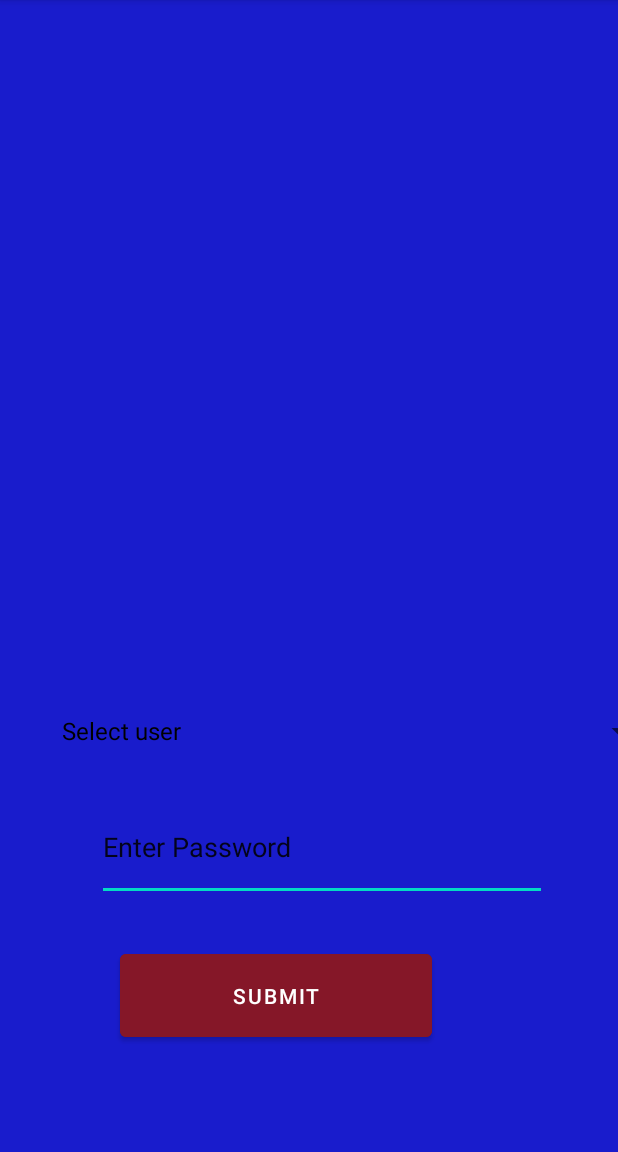
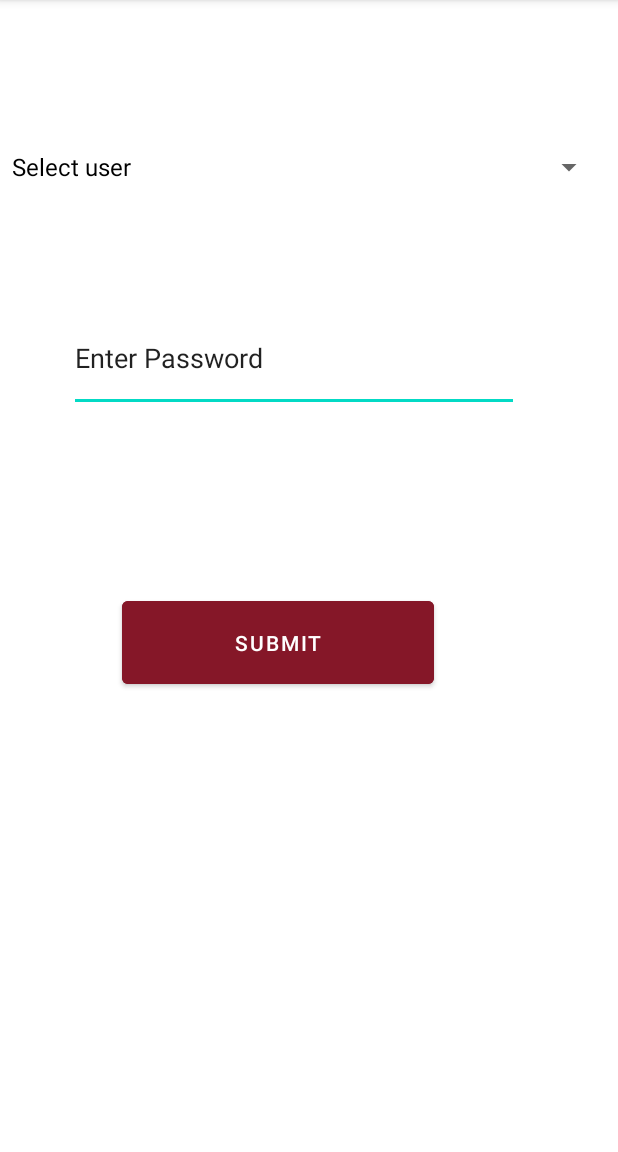
Before and after one commit to PhoenixForceRobotics/PreSeasonScoutingProject, an Android app: the screen it shows after launch (Login), on a phone screen of 412 x 824 dp, the part 84-1236 px from its top. Run offline under Robolectric (Android 15) with nearby library versions, the phone set to English and light mode, and no system bars.

Commit message:
"Redesigned login page"

```diff
--- a/app/src/main/res/layout/login.xml
+++ b/app/src/main/res/layout/login.xml
@@ -4,7 +4,7 @@
     xmlns:tools="http://schemas.android.com/tools"
     android:layout_width="match_parent"
     android:layout_height="match_parent"
-    android:background="@color/Blue">
+    android:background="@color/white">
 
     <Button
         android:id="@+id/submit"
@@ -15,48 +15,50 @@
         android:textColor="@android:color/white"
         app:layout_constraintBottom_toTopOf="@+id/guideline18"
         app:layout_constraintEnd_toStartOf="@+id/guideline20"
-        app:layout_constraintHorizontal_bias="0.202"
+        app:layout_constraintHorizontal_bias="0.462"
         app:layout_constraintStart_toStartOf="@+id/guideline19"
-        app:layout_constraintTop_toTopOf="@+id/guideline17"
-        app:layout_constraintVertical_bias="0.959" />
+        app:layout_constraintTop_toTopOf="@+id/guideline3"
+        app:layout_constraintVertical_bias="0.373" />
 
     <EditText
         android:id="@+id/editText"
         android:layout_width="300dp"
         android:layout_height="71dp"
         android:text="Enter Password"
+        android:textColorHighlight="#A62525"
+        android:textColorHint="#A63030"
         app:layout_constraintBottom_toTopOf="@+id/guideline17"
         app:layout_constraintEnd_toStartOf="@+id/guideline13"
-        app:layout_constraintHorizontal_bias="1.0"
+        app:layout_constraintHorizontal_bias="0.419"
         app:layout_constraintStart_toStartOf="@+id/guideline19"
         app:layout_constraintTop_toTopOf="@+id/guideline11"
-        app:layout_constraintVertical_bias="0.444" />
+        app:layout_constraintVertical_bias="0.875" />
 
     <Spinner
         android:id="@+id/usernamesSpinner"
         android:layout_width="403dp"
-        android:layout_height="21dp"
+        android:layout_height="0dp"
         android:textAlignment="center"
-        app:layout_constraintBottom_toTopOf="@+id/guideline11"
+        app:layout_constraintBottom_toTopOf="@+id/guideline9"
         app:layout_constraintEnd_toStartOf="@+id/guideline15"
-        app:layout_constraintHorizontal_bias="0.438"
-        app:layout_constraintStart_toStartOf="@+id/guideline19"
-        app:layout_constraintTop_toTopOf="@+id/guideline9"
-        app:layout_constraintVertical_bias="0.589" />
+        app:layout_constraintHorizontal_bias="0.0"
+        app:layout_constraintStart_toStartOf="parent"
+        app:layout_constraintTop_toTopOf="@+id/guideline2"
+        app:layout_constraintVertical_bias="0.454" />
 
     <androidx.constraintlayout.widget.Guideline
         android:id="@+id/guideline9"
         android:layout_width="wrap_content"
         android:layout_height="wrap_content"
         android:orientation="horizontal"
-        app:layout_constraintGuide_percent="0.56" />
+        app:layout_constraintGuide_percent="0.19" />
 
     <androidx.constraintlayout.widget.Guideline
         android:id="@+id/guideline11"
         android:layout_width="wrap_content"
         android:layout_height="wrap_content"
         android:orientation="horizontal"
-        app:layout_constraintGuide_percent="0.69" />
+        app:layout_constraintGuide_percent="0.04" />
 
     <androidx.constraintlayout.widget.Guideline
         android:id="@+id/guideline13"
@@ -88,21 +90,21 @@
         android:layout_width="wrap_content"
         android:layout_height="wrap_content"
         android:orientation="horizontal"
-        app:layout_constraintGuide_percent="0.78" />
+        app:layout_constraintGuide_percent="0.39" />
 
     <androidx.constraintlayout.widget.Guideline
         android:id="@+id/guideline18"
         android:layout_width="wrap_content"
         android:layout_height="wrap_content"
         android:orientation="horizontal"
-        app:layout_constraintGuide_percent="0.91" />
+        app:layout_constraintGuide_percent="0.71" />
 
     <androidx.constraintlayout.widget.Guideline
         android:id="@+id/guideline19"
         android:layout_width="wrap_content"
         android:layout_height="wrap_content"
         android:orientation="vertical"
-        app:layout_constraintGuide_percent="0.15815085" />
+        app:layout_constraintGuide_percent="0.08" />
 
     <androidx.constraintlayout.widget.Guideline
         android:id="@+id/guideline20"
@@ -112,10 +114,17 @@
         app:layout_constraintGuide_begin="347dp" />
 
     <androidx.constraintlayout.widget.Guideline
-        android:id="@+id/guideline21"
+        android:id="@+id/guideline2"
         android:layout_width="wrap_content"
         android:layout_height="wrap_content"
         android:orientation="horizontal"
-        app:layout_constraintGuide_percent="0.08" />
+        app:layout_constraintGuide_percent="0.1" />
+
+    <androidx.constraintlayout.widget.Guideline
+        android:id="@+id/guideline3"
+        android:layout_width="wrap_content"
+        android:layout_height="wrap_content"
+        android:orientation="horizontal"
+        app:layout_constraintGuide_percent="0.45" />
 
 </androidx.constraintlayout.widget.ConstraintLayout>
```
